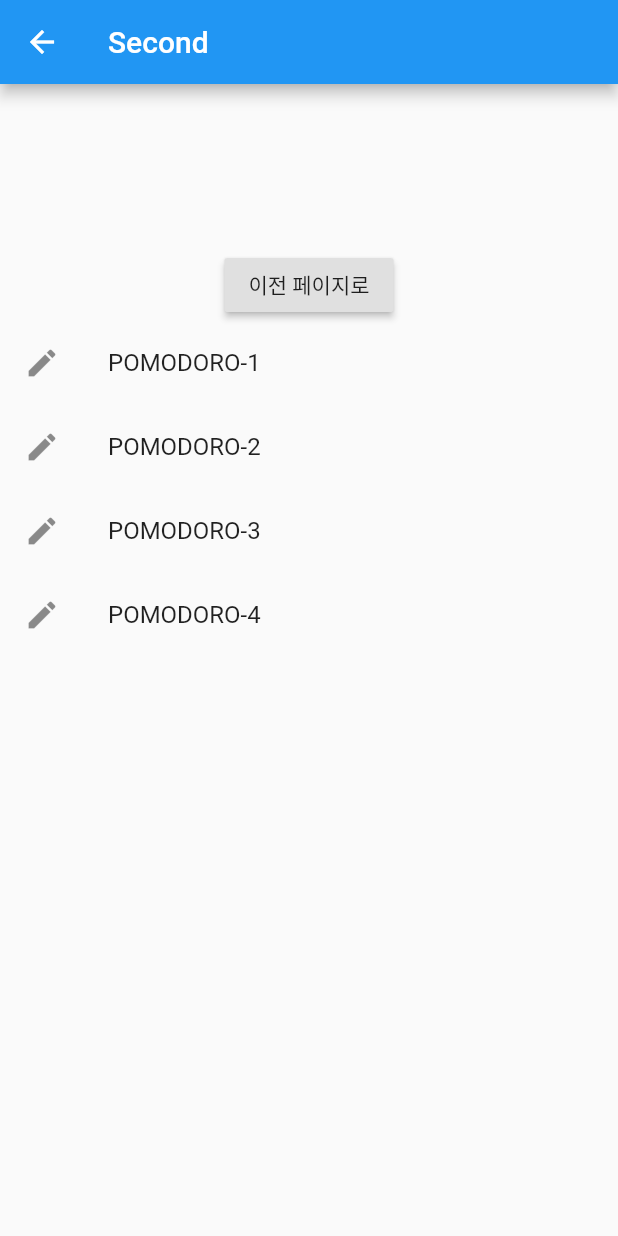
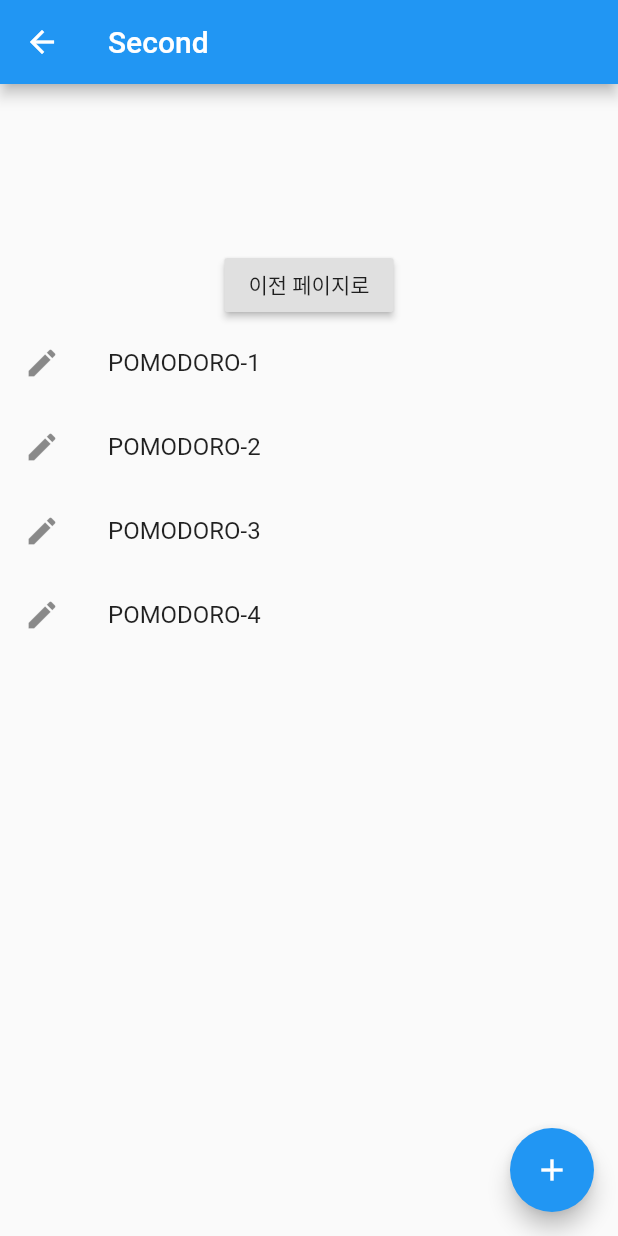
Before and after one commit to babosamo/pomodoro-timer, a Flutter app: the screen it shows after launch, after a tap on the "add" icon, on a phone screen of 412 x 824 dp. Run offline on Flutter 3.47's test engine with Material 2 defaults, Android fonts, the phone set to English and light mode, and no system bars.

Commit message:
입력 UI 추가

```diff
--- a/lib/app/PomodoroApp.dart
+++ b/lib/app/PomodoroApp.dart
@@ -9,7 +9,7 @@ class PomodoroApp extends StatelessWidget {
   Widget build(BuildContext context) {
     return MultiProvider(
         providers: [
-          ChangeNotifierProvider<Counter>(create: (_) => Counter(1500)),
+          ChangeNotifierProvider<Counter>(create: (_) => Counter(0)),
           ChangeNotifierProvider(create: (_) => IssueProvider())
         ],
         child: MaterialApp(
--- a/lib/model/IssueItem.dart
+++ b/lib/model/IssueItem.dart
@@ -32,8 +32,8 @@ class IssueItem {
     _name = value;
   }
 
-  static String getIssueName(IssueItem issue) {
-    switch (issue.issueState) {
+  static String getIssueStateName(IssueState issueState) {
+    switch (issueState) {
       case IssueState.OPEN:
         {
           return "OPEN";
@@ -60,4 +60,6 @@ class IssueItem {
 
 enum IssueState { OPEN, IN_PROGRESS, RESOLVED, CLOSED }
 
+enum TimeUnit { DAY, HOUR, MINUTE}
+
 class WorkLog {}
--- a/lib/screen/SecondPage.dart
+++ b/lib/screen/SecondPage.dart
@@ -1,15 +1,13 @@
 import 'package:flutter/material.dart';
 import 'package:pomodoro_timer/model/IssueItem.dart';
 import 'package:pomodoro_timer/provider/IssueProvider.dart';
+import 'package:pomodoro_timer/screen/AddIssuePage.dart';
 import 'package:pomodoro_timer/widget/issue_list.dart';
 import 'package:provider/provider.dart';
 
 class SecondPage extends StatelessWidget {
-
-
   @override
   Widget build(BuildContext context) {
-
     List<IssueItem> _list = [
       IssueItem("POMODORO-1", "백그라운드 타이머 기능", 30.0),
       IssueItem("POMODORO-2", "이동 감지", 120.0),
@@ -19,6 +17,9 @@ class SecondPage extends StatelessWidget {
 
     final issueProvider = Provider.of<IssueProvider>(context, listen: false);
     issueProvider.list = _list;
+
+    void _goAddIssue() => Navigator.push(
+        context, MaterialPageRoute(builder: (context) => AddIssuePage()));
 
     return Scaffold(
       appBar: AppBar(title: Text('Second')),
@@ -33,6 +34,11 @@ class SecondPage extends StatelessWidget {
           Container(height: 500, child: IssueList()),
         ],
       ),
+      floatingActionButton: FloatingActionButton(
+        onPressed: _goAddIssue,
+        tooltip: 'Increment',
+        child: Icon(Icons.add),
+      ),
     );
   }
 }
--- a/lib/widget/issue_menu.dart
+++ b/lib/widget/issue_menu.dart
@@ -20,7 +20,7 @@ class _IssueMenuState extends State<IssueMenu> {
           crossAxisAlignment: CrossAxisAlignment.start,
           children: <Widget>[
             Text("타이틀    : ${issueProvider.selectedIssue.name}"),
-            Text("이슈상태 : ${IssueItem.getIssueName(issueProvider.selectedIssue)}"),
+            Text("이슈상태 : ${IssueItem.getIssueStateName(issueProvider.selectedIssue.issueState)}"),
             Text("예상시간 : ${issueProvider.selectedIssue.estimateTime}"),
           ],
         );
```
Also changed, not shown: lib/screen/AddIssuePage.dart (added, +74 -0 lines).
